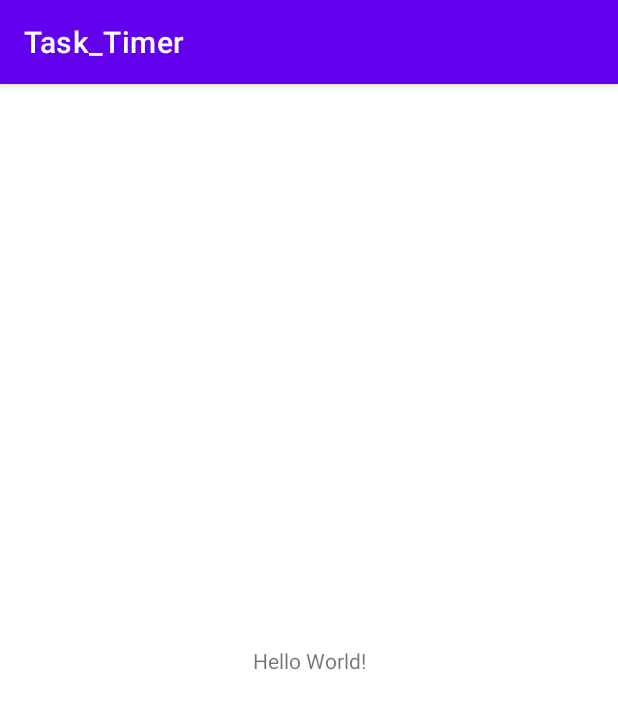
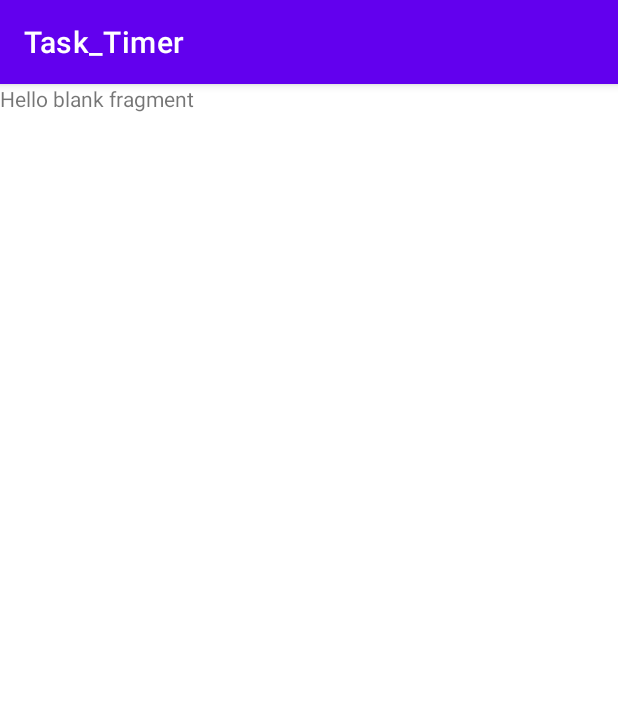
Before and after one commit to faisal-alfariheedi/Task_Timer, an Android app: the screen it shows after launch (MainActivity), on a phone screen of 412 x 824 dp. Shown: the top 709 px of the screen. Run offline under Robolectric (Android 15) with nearby library versions, the phone set to English and light mode, and no system bars.

Commit message:
made fragments

```diff
--- a/app/build.gradle
+++ b/app/build.gradle
@@ -40,6 +40,7 @@
     implementation 'androidx.constraintlayout:constraintlayout:2.1.1'
     implementation 'androidx.navigation:navigation-fragment-ktx:2.3.5'
     implementation 'androidx.navigation:navigation-ui-ktx:2.3.5'
+    implementation 'androidx.legacy:legacy-support-v4:1.0.0'
     testImplementation 'junit:junit:4.+'
     androidTestImplementation 'androidx.test.ext:junit:1.1.3'
     androidTestImplementation 'androidx.test.espresso:espresso-core:3.4.0'
--- /dev/null
+++ b/app/src/main/java/com/example/task_timer/main.kt
@@ -0,0 +1,59 @@
+package com.example.task_timer
+
+import android.os.Bundle
+import androidx.fragment.app.Fragment
+import android.view.LayoutInflater
+import android.view.View
+import android.view.ViewGroup
+
+// TODO: Rename parameter arguments, choose names that match
+// the fragment initialization parameters, e.g. ARG_ITEM_NUMBER
+private const val ARG_PARAM1 = "param1"
+private const val ARG_PARAM2 = "param2"
+
+/**
+ * A simple [Fragment] subclass.
+ * Use the [main.newInstance] factory method to
+ * create an instance of this fragment.
+ */
+class main : Fragment() {
+    // TODO: Rename and change types of parameters
+    private var param1: String? = null
+    private var param2: String? = null
+
+    override fun onCreate(savedInstanceState: Bundle?) {
+        super.onCreate(savedInstanceState)
+        arguments?.let {
+            param1 = it.getString(ARG_PARAM1)
+            param2 = it.getString(ARG_PARAM2)
+        }
+    }
+
+    override fun onCreateView(
+        inflater: LayoutInflater, container: ViewGroup?,
+        savedInstanceState: Bundle?
+    ): View? {
+        // Inflate the layout for this fragment
+        return inflater.inflate(R.layout.fragment_main, container, false)
+    }
+
+    companion object {
+        /**
+         * Use this factory method to create a new instance of
+         * this fragment using the provided parameters.
+         *
+         * @param param1 Parameter 1.
+         * @param param2 Parameter 2.
+         * @return A new instance of fragment main.
+         */
+        // TODO: Rename and change types and number of parameters
+        @JvmStatic
+        fun newInstance(param1: String, param2: String) =
+            main().apply {
+                arguments = Bundle().apply {
+                    putString(ARG_PARAM1, param1)
+                    putString(ARG_PARAM2, param2)
+                }
+            }
+    }
+}
--- a/app/src/main/res/layout/activity_main.xml
+++ b/app/src/main/res/layout/activity_main.xml
@@ -6,13 +6,15 @@
     android:layout_height="match_parent"
     tools:context=".MainActivity">
 
-    <TextView
-        android:layout_width="wrap_content"
-        android:layout_height="wrap_content"
-        android:text="Hello World!"
+    <androidx.fragment.app.FragmentContainerView
+        android:id="@+id/fragmentContainerView"
+        android:name="androidx.navigation.fragment.NavHostFragment"
+        android:layout_width="match_parent"
+        android:layout_height="match_parent"
+        app:defaultNavHost="true"
         app:layout_constraintBottom_toBottomOf="parent"
-        app:layout_constraintLeft_toLeftOf="parent"
-        app:layout_constraintRight_toRightOf="parent"
-        app:layout_constraintTop_toTopOf="parent" />
-
+        app:layout_constraintEnd_toEndOf="parent"
+        app:layout_constraintStart_toStartOf="parent"
+        app:layout_constraintTop_toTopOf="parent"
+        app:navGraph="@navigation/nav" />
 </androidx.constraintlayout.widget.ConstraintLayout>
--- /dev/null
+++ b/app/src/main/res/layout/fragment_main.xml
@@ -0,0 +1,14 @@
+<?xml version="1.0" encoding="utf-8"?>
+<FrameLayout xmlns:android="http://schemas.android.com/apk/res/android"
+    xmlns:tools="http://schemas.android.com/tools"
+    android:layout_width="match_parent"
+    android:layout_height="match_parent"
+    tools:context=".main">
+
+    <!-- TODO: Update blank fragment layout -->
+    <TextView
+        android:layout_width="match_parent"
+        android:layout_height="match_parent"
+        android:text="@string/hello_blank_fragment" />
+
+</FrameLayout>
--- a/app/src/main/res/navigation/nav.xml
+++ b/app/src/main/res/navigation/nav.xml
@@ -1,6 +1,26 @@
 <?xml version="1.0" encoding="utf-8"?>
 <navigation xmlns:android="http://schemas.android.com/apk/res/android"
     xmlns:app="http://schemas.android.com/apk/res-auto"
-    android:id="@+id/nav">
+    xmlns:tools="http://schemas.android.com/tools"
+    android:id="@+id/nav"
+    app:startDestination="@id/main">
 
+    <fragment
+        android:id="@+id/main"
+        android:name="com.example.task_timer.main"
+        android:label="fragment_main"
+        tools:layout="@layout/fragment_main" >
+        <action
+            android:id="@+id/action_main_to_editor"
+            app:destination="@id/editor" />
+    </fragment>
+    <fragment
+        android:id="@+id/editor"
+        android:name="com.example.task_timer.Editor"
+        android:label="fragment_editor"
+        tools:layout="@layout/fragment_editor" >
+        <action
+            android:id="@+id/action_editor_to_main"
+            app:destination="@id/main" />
+    </fragment>
 </navigation>
--- a/app/src/main/res/values/strings.xml
+++ b/app/src/main/res/values/strings.xml
@@ -1,3 +1,5 @@
 <resources>
     <string name="app_name">Task_Timer</string>
+    <!-- TODO: Remove or change this placeholder text -->
+    <string name="hello_blank_fragment">Hello blank fragment</string>
 </resources>
```
Also changed, not shown: app/src/main/java/com/example/task_timer/Editor.kt (added, +59 -0 lines), app/src/main/res/layout/fragment_editor.xml (added, +14 -0 lines).
